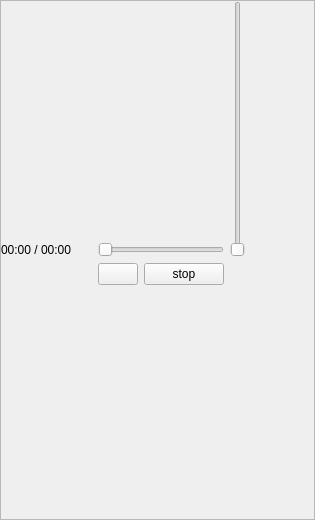
Achestnuts/3D_audio, file form/audiosourcepanel.ui: the form before one commit.
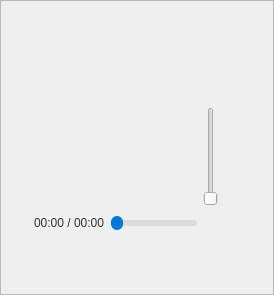
The form after the commit. Icons and pictures are not drawn.

The edit to the form file:
```diff
--- a/form/audiosourcepanel.ui
+++ b/form/audiosourcepanel.ui
@@ -6,13 +6,80 @@
    <rect>
     <x>0</x>
     <y>0</y>
-    <width>315</width>
-    <height>520</height>
+    <width>274</width>
+    <height>295</height>
    </rect>
   </property>
   <property name="windowTitle">
    <string>Form</string>
   </property>
+  <property name="styleSheet">
+   <string notr="true">QPushButton {
+    background: transparent;
+    border: none;
+    padding: 4px;
+    margin: 0px;
+    icon-size: 16px;
+}
+
+QPushButton:hover {
+    background-color: rgba(0, 0, 0, 0.05); /* 微弱 hover 高亮 */
+    border-radius: 4px;
+}
+
+QPushButton:pressed {
+    background-color: rgba(0, 0, 0, 0.1);
+}
+
+
+/* 音量滑块 */
+QSlider::groove:horizontal {
+    height: 6px;
+    background: #e0e0e0;
+    border-radius: 3px;
+}
+
+QSlider::handle:horizontal {
+    background: #0078d7;
+    border: none;
+    width: 12px;
+    height: 12px;
+    border-radius: 6px;
+    margin: -4px 0;
+}
+
+QSlider::handle:horizontal:hover {
+    background: #005fa3;
+}
+
+/* 播放进度条 */
+QSlider#progressSlider::groove:horizontal {
+    height: 6px;
+    background: #ddd;
+    border-radius: 3px;
+}
+
+QSlider#progressSlider::sub-page:horizontal {
+    background: #0078d7;
+    border-radius: 3px;
+}
+
+QSlider#progressSlider::handle:horizontal {
+    background: #0078d7;
+    border: none;
+    width: 12px;
+    height: 12px;
+    margin: -4px 0;
+    border-radius: 6px;
+}
+
+/* 标签文字 */
+QLabel {
+    color: #333;
+    font-size: 12px;
+}
+</string>
+  </property>
   <layout class="QGridLayout" name="gridLayout">
    <property name="leftMargin">
     <number>0</number>
@@ -29,7 +96,7 @@
    <property name="spacing">
     <number>0</number>
    </property>
-   <item row="2" column="6">
+   <item row="2" column="5">
     <widget class="QScrollArea" name="scrollArea">
      <property name="widgetResizable">
       <bool>true</bool>
@@ -37,10 +104,10 @@
      <widget class="QWidget" name="scrollAreaWidgetContents">
       <property name="geometry">
        <rect>
-        <x>0</x>
+        <x>-2</x>
         <y>0</y>
-        <width>313</width>
-        <height>518</height>
+        <width>274</width>
+        <height>276</height>
        </rect>
       </property>
       <layout class="QGridLayout" name="gridLayout_2">
@@ -56,20 +123,105 @@
        <property name="bottomMargin">
         <number>0</number>
        </property>
-       <item row="0" column="1">
-        <spacer name="verticalSpacer_2">
+       <item row="0" column="4">
+        <spacer name="verticalSpacer_3">
          <property name="orientation">
           <enum>Qt::Orientation::Vertical</enum>
          </property>
          <property name="sizeHint" stdset="0">
           <size>
            <width>20</width>
-           <height>205</height>
+           <height>40</height>
           </size>
          </property>
         </spacer>
        </item>
-       <item row="0" column="3" rowspan="2">
+       <item row="3" column="5">
+        <spacer name="horizontalSpacer_2">
+         <property name="orientation">
+          <enum>Qt::Orientation::Horizontal</enum>
+         </property>
+         <property name="sizeHint" stdset="0">
+          <size>
+           <width>39</width>
+           <height>20</height>
+          </size>
+         </property>
+        </spacer>
+       </item>
+       <item row="3" column="1">
+        <spacer name="horizontalSpacer">
+         <property name="orientation">
+          <enum>Qt::Orientation::Horizontal</enum>
+         </property>
+         <property name="sizeHint" stdset="0">
+          <size>
+           <width>0</width>
+           <height>20</height>
+          </size>
+         </property>
+        </spacer>
+       </item>
+       <item row="4" column="3">
+        <spacer name="verticalSpacer">
+         <property name="orientation">
+          <enum>Qt::Orientation::Vertical</enum>
+         </property>
+         <property name="sizeHint" stdset="0">
+          <size>
+           <width>20</width>
+           <height>10</height>
+          </size>
+         </property>
+        </spacer>
+       </item>
+       <item row="3" column="2">
+        <widget class="QPushButton" name="playPauseButton">
+         <property name="sizePolicy">
+          <sizepolicy hsizetype="Preferred" vsizetype="Preferred">
+           <horstretch>0</horstretch>
+           <verstretch>0</verstretch>
+          </sizepolicy>
+         </property>
+         <property name="text">
+          <string/>
+         </property>
+         <property name="icon">
+          <iconset resource="../resources/resources.qrc">
+           <normaloff>:/icons/play.png</normaloff>:/icons/play.png</iconset>
+         </property>
+         <property name="iconSize">
+          <size>
+           <width>55</width>
+           <height>55</height>
+          </size>
+         </property>
+        </widget>
+       </item>
+       <item row="3" column="3">
+        <widget class="QPushButton" name="stopButton">
+         <property name="sizePolicy">
+          <sizepolicy hsizetype="Fixed" vsizetype="Fixed">
+           <horstretch>0</horstretch>
+           <verstretch>0</verstretch>
+          </sizepolicy>
+         </property>
+         <property name="text">
+          <string/>
+         </property>
+         <property name="icon">
+          <iconset resource="../resources/resources.qrc">
+           <normaloff>:/icons/stop.png</normaloff>:/icons/stop.png</iconset>
+         </property>
+         <property name="iconSize">
+          <size>
+           <width>55</width>
+           <height>55</height>
+          </size>
+         </property>
+        </widget>
+       </item>
+       <item row="1" column="4">
         <widget class="QSlider" name="volumeSlider">
          <property name="sizePolicy">
           <sizepolicy hsizetype="Fixed" vsizetype="Expanding">
@@ -82,17 +234,59 @@
          </property>
         </widget>
        </item>
-       <item row="1" column="0">
+       <item row="2" column="4">
+        <widget class="QPushButton" name="pushButton">
+         <property name="sizePolicy">
+          <sizepolicy hsizetype="Maximum" vsizetype="Maximum">
+           <horstretch>0</horstretch>
+           <verstretch>0</verstretch>
+          </sizepolicy>
+         </property>
+         <property name="maximumSize">
+          <size>
+           <width>30</width>
+           <height>30</height>
+          </size>
+         </property>
+         <property name="text">
+          <string/>
+         </property>
+         <property name="icon">
+          <iconset resource="../resources/resources.qrc">
+           <normaloff>:/icons/volume.png</normaloff>:/icons/volume.png</iconset>
+         </property>
+         <property name="iconSize">
+          <size>
+           <width>30</width>
+           <height>30</height>
+          </size>
+         </property>
+        </widget>
+       </item>
+       <item row="2" column="1">
         <widget class="QLabel" name="labelProgress">
          <property name="text">
           <string>00:00 / 00:00</string>
          </property>
         </widget>
        </item>
-       <item row="1" column="1" colspan="2">
+       <item row="0" column="2" rowspan="2">
+        <spacer name="verticalSpacer_2">
+         <property name="orientation">
+          <enum>Qt::Orientation::Vertical</enum>
+         </property>
+         <property name="sizeHint" stdset="0">
+          <size>
+           <width>20</width>
+           <height>205</height>
+          </size>
+         </property>
+        </spacer>
+       </item>
+       <item row="2" column="2" colspan="2">
         <widget class="QSlider" name="progressSlider">
          <property name="sizePolicy">
-          <sizepolicy hsizetype="Expanding" vsizetype="Preferred">
+          <sizepolicy hsizetype="Preferred" vsizetype="Preferred">
            <horstretch>0</horstretch>
            <verstretch>0</verstretch>
           </sizepolicy>
@@ -103,80 +297,31 @@
         </widget>
        </item>
        <item row="2" column="0">
-        <spacer name="horizontalSpacer">
+        <spacer name="horizontalSpacer_3">
          <property name="orientation">
           <enum>Qt::Orientation::Horizontal</enum>
          </property>
          <property name="sizeHint" stdset="0">
           <size>
-           <width>91</width>
+           <width>0</width>
            <height>20</height>
           </size>
          </property>
         </spacer>
        </item>
-       <item row="2" column="1">
-        <widget class="QPushButton" name="playPauseButton">
-         <property name="sizePolicy">
-          <sizepolicy hsizetype="Preferred" vsizetype="Preferred">
-           <horstretch>0</horstretch>
-           <verstretch>0</verstretch>
-          </sizepolicy>
-         </property>
-         <property name="text">
-          <string/>
-         </property>
-         <property name="icon">
-          <iconset resource="../resources/resources.qrc">
-           <normaloff>:/icons/play.svg</normaloff>:/icons/play.svg</iconset>
-         </property>
-         <property name="iconSize">
-          <size>
-           <width>50</width>
-           <height>50</height>
-          </size>
-         </property>
-        </widget>
-       </item>
-       <item row="2" column="2">
-        <widget class="QPushButton" name="stopButton">
-         <property name="sizePolicy">
-          <sizepolicy hsizetype="Fixed" vsizetype="Fixed">
-           <horstretch>0</horstretch>
-           <verstretch>0</verstretch>
-          </sizepolicy>
-         </property>
-         <property name="text">
-          <string>stop</string>
-         </property>
-        </widget>
-       </item>
-       <item row="2" column="3">
-        <spacer name="horizontalSpacer_2">
+       <item row="2" column="5">
+        <spacer name="horizontalSpacer_4">
          <property name="orientation">
           <enum>Qt::Orientation::Horizontal</enum>
          </property>
          <property name="sizeHint" stdset="0">
           <size>
-           <width>39</width>
+           <width>40</width>
            <height>20</height>
           </size>
          </property>
         </spacer>
        </item>
-       <item row="3" column="2">
-        <spacer name="verticalSpacer">
-         <property name="orientation">
-          <enum>Qt::Orientation::Vertical</enum>
-         </property>
-         <property name="sizeHint" stdset="0">
-          <size>
-           <width>20</width>
-           <height>205</height>
-          </size>
-         </property>
-        </spacer>
-       </item>
       </layout>
      </widget>
     </widget>
```
